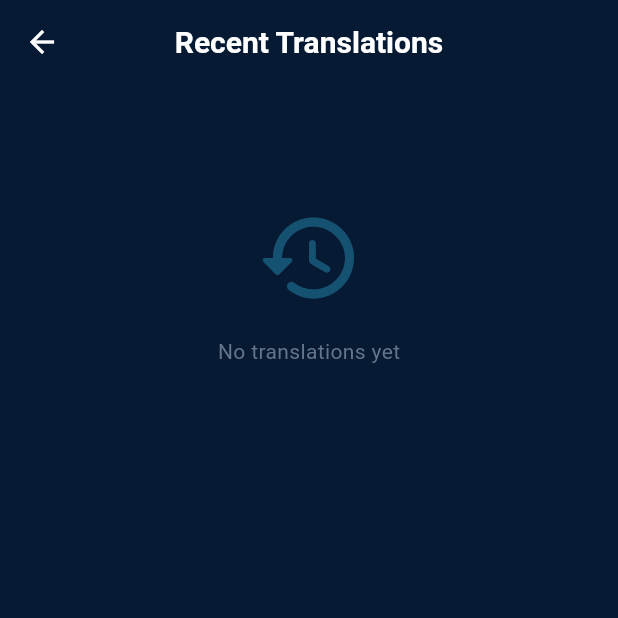
After one commit to the-kunal-gangani/SwarSetu---Voice-Beyond-Languages, a Flutter app: the HistoryScreen screen opened directly, on a phone screen of 412 x 824 dp, the top half of it. The commit adds this screen. Run offline on Flutter 3.47's test engine with Material 3 defaults, Android fonts, the phone set to English and light mode, and no system bars; our stand-ins replace dio, equatable, flutter_bloc, go_router, shared_preferences; accounts and stored records are empty.

Commit message:
Added History Feature

```diff
--- a/mobile/swarsetu_app/lib/app/router.dart
+++ b/mobile/swarsetu_app/lib/app/router.dart
@@ -1,7 +1,7 @@
 import 'package:flutter/material.dart';
 import 'package:go_router/go_router.dart';
 import 'package:swarsetu_app/features/contributions/presentation/screens/contribution_screen.dart';
-import 'package:swarsetu_app/features/settings/settings/presentation/screens/settings_screen.dart';
+import 'package:swarsetu_app/features/settings/presentation/screens/settings_screen.dart';
 import '../core/constants/route_constants.dart';
 import '../features/splash/splash_screen.dart';
 import '../features/home/home_screen.dart';
--- /dev/null
+++ b/mobile/swarsetu_app/lib/features/history/presentation/screens/history_screen.dart
@@ -0,0 +1,95 @@
+import 'package:flutter/material.dart';
+import '../../../../core/constants/app_colors.dart';
+import '../../../../core/constants/app_dimensions.dart';
+import '../../../../core/constants/app_strings.dart';
+import '../../../../core/theme/app_text_styles.dart';
+import '../../data/history_local_storage.dart';
+import '../../domain/entities/history_entry.dart';
+import '../widgets/history_card.dart';
+
+class HistoryScreen extends StatefulWidget {
+  const HistoryScreen({super.key});
+
+  @override
+  State<HistoryScreen> createState() => _HistoryScreenState();
+}
+
+class _HistoryScreenState extends State<HistoryScreen> {
+  final _storage = HistoryLocalStorage();
+  List<HistoryEntry> _entries = [];
+  bool _loading = true;
+
+  @override
+  void initState() {
+    super.initState();
+    _load();
+  }
+
+  Future<void> _load() async {
+    final entries = await _storage.getAll();
+    if (mounted) {
+      setState(() {
+        _entries = entries;
+        _loading = false;
+      });
+    }
+  }
+
+  Future<void> _clearAll() async {
+    await _storage.clear();
+    _load();
+  }
+
+  @override
+  Widget build(BuildContext context) {
+    return Scaffold(
+      backgroundColor: AppColors.deepNavy,
+      appBar: AppBar(
+        title: Text(AppStrings.recentTranslations, style: AppTextStyles.h3),
+        actions: [
+          if (_entries.isNotEmpty)
+            IconButton(
+              icon: const Icon(
+                Icons.delete_outline_rounded,
+                color: AppColors.error,
+              ),
+              onPressed: _clearAll,
+            ),
+        ],
+      ),
+      body: SafeArea(
+        child: _loading
+            ? const Center(
+                child: CircularProgressIndicator(color: AppColors.cyan),
+              )
+            : _entries.isEmpty
+            ? Center(
+                child: Padding(
+                  padding: const EdgeInsets.only(top: 80.0),
+                  child: Column(
+                    children: [
+                      Icon(
+                        Icons.history_rounded,
+                        size: AppDimensions.iconXL * 1.5,
+                        color: AppColors.cyan.withValues(alpha: 0.3),
+                      ),
+                      const SizedBox(height: AppDimensions.paddingMD),
+                      Text(
+                        'No translations yet',
+                        style: AppTextStyles.bodyMedium,
+                      ),
+                    ],
+                  ),
+                ),
+              )
+            : ListView.builder(
+                padding: const EdgeInsets.all(AppDimensions.paddingMD),
+                itemCount: _entries.length,
+                itemBuilder: (context, index) {
+                  return HistoryCard(entry: _entries[index]);
+                },
+              ),
+      ),
+    );
+  }
+}
```
Also changed, not shown: mobile/swarsetu_app/lib/features/history/presentation/widgets/history_card.dart (added, +72 -0 lines), mobile/swarsetu_app/lib/features/settings/presentation/screens/settings_screen.dart (renamed from mobile/swarsetu_app/lib/features/settings/settings/presentation/screens/settings_screen.dart), mobile/swarsetu_app/lib/features/settings/presentation/widgets/settings_tile.dart (renamed from mobile/swarsetu_app/lib/features/settings/settings/presentation/widgets/settings_tile.dart).
